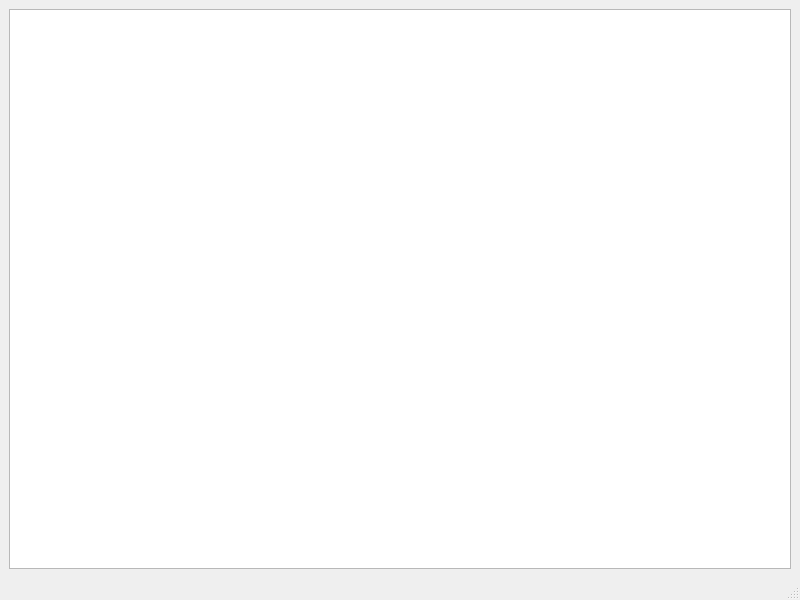
Qt form source/qxrdtestscanwindowqwt.ui (guyjennings/qxrd) before a commit.
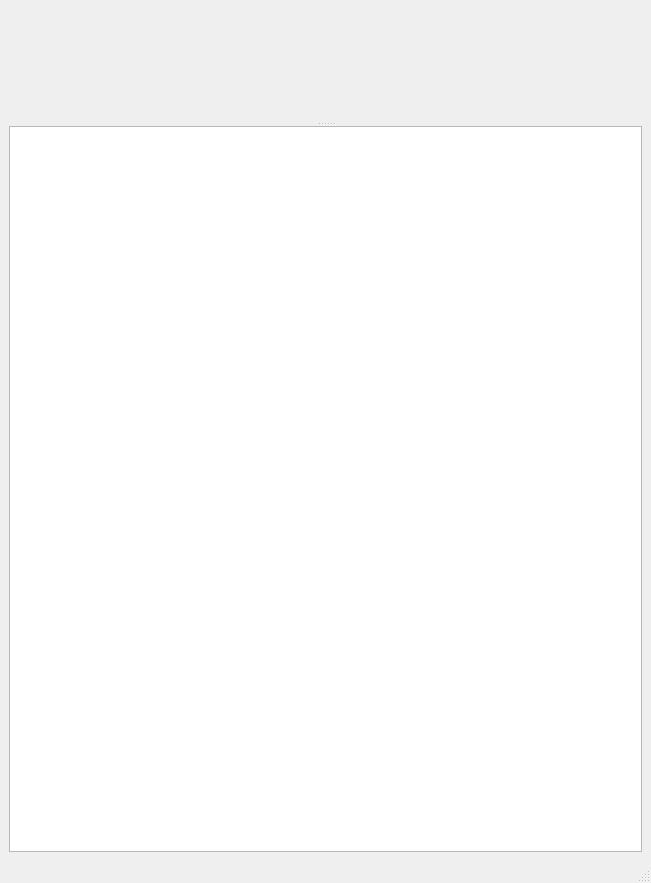
The same form after that commit. Custom widgets are drawn as their Qt base class.

Commit message: Added graph panels for Data Vis vs Qwt comparison

Diff of the .ui file:
```diff
--- a/source/qxrdtestscanwindowqwt.ui
+++ b/source/qxrdtestscanwindowqwt.ui
@@ -6,8 +6,8 @@
    <rect>
     <x>0</x>
     <y>0</y>
-    <width>800</width>
-    <height>600</height>
+    <width>651</width>
+    <height>883</height>
    </rect>
   </property>
   <property name="windowTitle">
@@ -16,7 +16,13 @@
   <widget class="QWidget" name="centralwidget">
    <layout class="QGridLayout" name="gridLayout">
     <item row="0" column="0">
-     <widget class="QTextBrowser" name="m_Messages"/>
+     <widget class="QSplitter" name="splitter">
+      <property name="orientation">
+       <enum>Qt::Vertical</enum>
+      </property>
+      <widget class="QcepPlot" name="m_Graph" native="true"/>
+      <widget class="QTextBrowser" name="m_Messages"/>
+     </widget>
     </item>
    </layout>
   </widget>
@@ -32,6 +38,14 @@
   </widget>
   <widget class="QStatusBar" name="statusbar"/>
  </widget>
+ <customwidgets>
+  <customwidget>
+   <class>QcepPlot</class>
+   <extends>QWidget</extends>
+   <header>qcepplot.h</header>
+   <container>1</container>
+  </customwidget>
+ </customwidgets>
  <resources/>
  <connections/>
 </ui>
```
Left out of the diff: 2 changed lines with no effect on the pictures. The commit also changes 17 other files.
